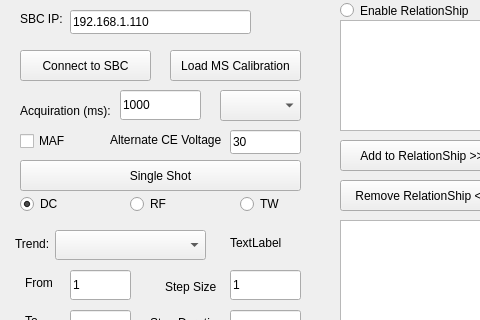
This is autotrend.ui in MOBILionSystems/MIPS-app-MOBILion as Qt 5 draws it before an edit; both pictures show x 0 to 480 and y 0 to 320 of the 700 by 500 pixel window. The edited form follows.
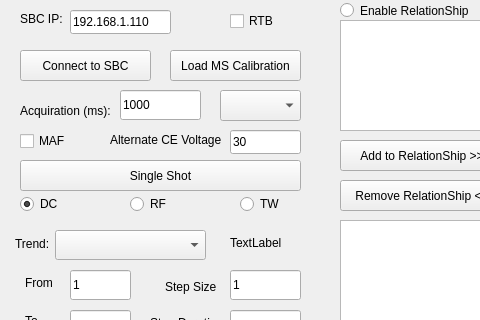
This is the edited form.

Commit message: Add RTB checkbox

```diff
--- a/autotrend.ui
+++ b/autotrend.ui
@@ -227,7 +227,7 @@
     <rect>
      <x>70</x>
      <y>10</y>
-     <width>181</width>
+     <width>101</width>
      <height>24</height>
     </rect>
    </property>
@@ -530,6 +530,19 @@
     <string>30</string>
    </property>
   </widget>
+  <widget class="QCheckBox" name="rtbCheckBox">
+   <property name="geometry">
+    <rect>
+     <x>230</x>
+     <y>10</y>
+     <width>61</width>
+     <height>22</height>
+    </rect>
+   </property>
+   <property name="text">
+    <string>RTB</string>
+   </property>
+  </widget>
  </widget>
  <resources/>
  <connections/>
```
The commit also changes 3 other files.
